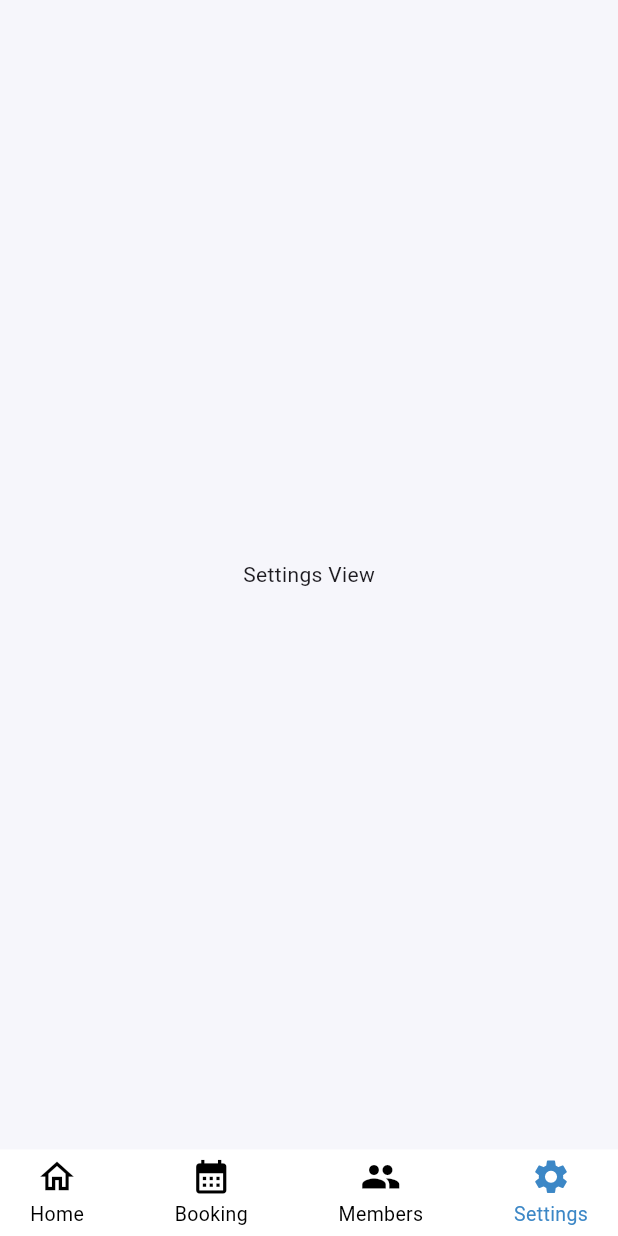
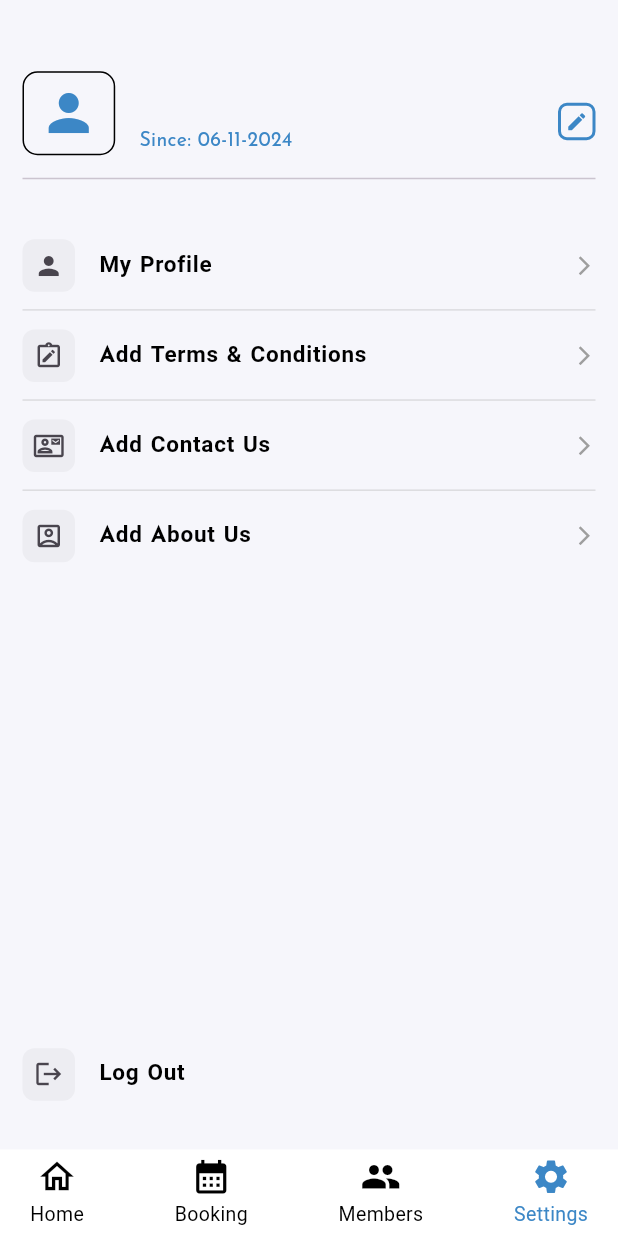
Before and after one commit to ihsankhan-752/Carvana-Admin-Panel, a Flutter app: the NavbarView screen opened by its route, item 4 of the bottom bar chosen, on a phone screen of 412 x 824 dp. Run offline on Flutter 3.47's test engine with Material 3 defaults, Android fonts, the phone set to English and light mode, and no system bars; our stand-ins replace cloud_firestore, firebase_auth, firebase_core, firebase_storage, fluttertoast, get and 3 more; accounts and stored records are empty.

Commit message:
Setting View Added

```diff
--- a/lib/models/admin_model.dart
+++ b/lib/models/admin_model.dart
@@ -4,11 +4,13 @@ class AdminModel {
   final String userId;
   final String username;
   final String email;
+  final String image;
   final DateTime memberSince;
 
   const AdminModel({
     required this.userId,
     required this.username,
+    required this.image,
     required this.email,
     required this.memberSince,
   });
@@ -17,6 +19,7 @@ class AdminModel {
     return {
       'userId': userId,
       'username': username,
+      'image': image,
       'email': email,
       'memberSince': memberSince,
     };
@@ -26,6 +29,7 @@ class AdminModel {
     return AdminModel(
       userId: map['userId'] as String,
       username: map['username'] as String,
+      image: map['image'] as String,
       email: map['email'] as String,
       memberSince: (map['memberSince'] as Timestamp).toDate(),
     );
--- a/lib/repository/auth_repository.dart
+++ b/lib/repository/auth_repository.dart
@@ -17,12 +17,14 @@ class AuthRepository {
     }
   }
 
-  Future<void> signUpUser({required String username, required String email, required String password}) async {
+  Future<void> signUpUser(
+      {required String username, required String email, required String password, required String image}) async {
     User? user = await _authServices.signUpWithEmail(email, password);
     if (user != null) {
       AdminModel adminModel = AdminModel(
         userId: FirebaseAuth.instance.currentUser!.uid,
         username: username,
+        image: image,
         email: email,
         memberSince: DateTime.now(),
       );
--- a/lib/view/navbar/navbar_view.dart
+++ b/lib/view/navbar/navbar_view.dart
@@ -4,6 +4,8 @@ import 'package:carnava_admin_panel/view/navbar/home/home_view.dart';
 import 'package:carnava_admin_panel/view/navbar/members/members_view.dart';
 import 'package:carnava_admin_panel/view/navbar/settings/settings_view.dart';
 import 'package:carnava_admin_panel/view/navbar/widgets/custom_tab_widget_navbar_view.dart';
+import 'package:carnava_admin_panel/view_model/controllers/auth_view_controller.dart';
+import 'package:firebase_auth/firebase_auth.dart';
 import 'package:flutter/material.dart';
 import 'package:get/get.dart';
 
@@ -18,6 +20,14 @@ class NavbarView extends StatefulWidget {
 
 class _NavbarViewState extends State<NavbarView> {
   int currentIndex = 0;
+  final AuthViewController authViewController = Get.put(AuthViewController());
+
+  @override
+  void initState() {
+    super.initState();
+    authViewController.fetchUserInformation(FirebaseAuth.instance.currentUser!.uid);
+  }
+
   @override
   Widget build(BuildContext context) {
     return Scaffold(
@@ -88,7 +98,7 @@ class _NavbarViewState extends State<NavbarView> {
           HomeView(),
           const BookingView(),
           MembersView(),
-          const SettingsView(),
+          SettingsView(),
         ],
       ),
     );
--- a/lib/view/navbar/settings/settings_view.dart
+++ b/lib/view/navbar/settings/settings_view.dart
@@ -1,13 +1,68 @@
+import 'package:carnava_admin_panel/models/admin_model.dart';
+import 'package:carnava_admin_panel/res/colors/app_colors.dart';
+import 'package:carnava_admin_panel/utils/utils.dart';
+import 'package:carnava_admin_panel/view/navbar/settings/widgets/admin_information_widget.dart';
+import 'package:carnava_admin_panel/view/navbar/settings/widgets/profile_list_tile_widget.dart';
+import 'package:carnava_admin_panel/view_model/controllers/auth_view_controller.dart';
 import 'package:flutter/material.dart';
+import 'package:get/get.dart';
 
 class SettingsView extends StatelessWidget {
-  const SettingsView({super.key});
+  SettingsView({super.key});
+  final AuthViewController authViewController = Get.put(AuthViewController());
 
   @override
   Widget build(BuildContext context) {
-    return Center(
-      child: Text("Settings View"
-          ""),
-    );
+    return Obx(() {
+      AdminModel? admin = authViewController.adminModel.value;
+      if (admin == null) {
+        return const Center(
+          child: CircularProgressIndicator(),
+        );
+      }
+      return SafeArea(
+        child: Padding(
+          padding: const EdgeInsets.symmetric(horizontal: 15, vertical: 20),
+          child: Column(
+            children: [
+              const SizedBox(height: 20),
+              AdminInformationWidget(admin: admin),
+              const Divider(),
+              const SizedBox(height: 20),
+              const ProfileListTileWidget(
+                title: "My Profile",
+                icon: Icons.person,
+              ),
+              Divider(color: AppColors.primaryGrey.withOpacity(0.3), height: 0.1),
+              const ProfileListTileWidget(
+                title: "Add Terms & Conditions",
+                icon: Icons.note_alt_outlined,
+              ),
+              Divider(color: AppColors.primaryGrey.withOpacity(0.3), height: 0.1),
+              const ProfileListTileWidget(
+                title: "Add Contact Us",
+                icon: Icons.contact_mail_outlined,
+              ),
+              Divider(color: AppColors.primaryGrey.withOpacity(0.3), height: 0.1),
+              const ProfileListTileWidget(
+                title: "Add About Us",
+                icon: Icons.account_box_outlined,
+              ),
+              const Spacer(),
+              ProfileListTileWidget(
+                onPressed: () {
+                  Utils.alertDialog("Are you sure to Log Out?", () {
+                    authViewController.signOut();
+                  });
+                },
+                title: "Log Out",
+                icon: Icons.logout,
+                isIconRequired: false,
+              )
+            ],
+          ),
+        ),
+      );
+    });
   }
 }
--- /dev/null
+++ b/lib/view/navbar/settings/widgets/admin_information_widget.dart
@@ -0,0 +1,63 @@
+import 'package:carnava_admin_panel/models/admin_model.dart';
+import 'package:flutter/material.dart';
+import 'package:get/get.dart';
+import 'package:intl/intl.dart';
+
+import '../../../../res/colors/app_colors.dart';
+import '../../../../res/text_styles/app_text_styles.dart';
+
+class AdminInformationWidget extends StatelessWidget {
+  final AdminModel admin;
+  const AdminInformationWidget({super.key, required this.admin});
+
+  @override
+  Widget build(BuildContext context) {
+    return ListTile(
+      contentPadding: EdgeInsets.zero,
+      leading: admin.image == ""
+          ? Container(
+              width: Get.width * 0.15,
+              decoration: BoxDecoration(
+                borderRadius: BorderRadius.circular(10),
+                border: Border.all(color: AppColors.primaryBlack),
+              ),
+              child: const Center(
+                child: Icon(Icons.person, size: 40, color: AppColors.primaryColor),
+              ),
+            )
+          : Container(
+              width: Get.width * 0.15,
+              decoration: BoxDecoration(
+                borderRadius: BorderRadius.circular(10),
+                image: DecorationImage(image: NetworkImage(admin.image)),
+              ),
+            ),
+      title: Text(admin.username, style: AppTextStyles.h1Bold.copyWith(fontWeight: FontWeight.w900, fontSize: 20)),
+      subtitle: Padding(
+        padding: const EdgeInsets.only(top: 05),
+        child: Text(
+          "Since: ${DateFormat('dd-MM-yyyy').format(admin.memberSince)}",
+          style: AppTextStyles.h1.copyWith(fontSize: 13, color: AppColors.primaryColor),
+        ),
+      ),
+      trailing: SizedBox(
+        width: 50,
+        child: Align(
+          alignment: Alignment.bottomRight,
+          child: Container(
+            margin: const EdgeInsets.only(bottom: 10),
+            height: 25,
+            width: 25,
+            decoration: BoxDecoration(
+              borderRadius: BorderRadius.circular(6),
+              border: Border.all(color: AppColors.primaryColor, width: 2),
+            ),
+            child: const Center(
+              child: Icon(Icons.edit, size: 15, color: AppColors.primaryColor),
+            ),
+          ),
+        ),
+      ),
+    );
+  }
+}
--- /dev/null
+++ b/lib/view/navbar/settings/widgets/profile_list_tile_widget.dart
@@ -0,0 +1,42 @@
+import 'package:flutter/material.dart';
+
+import '../../../../res/colors/app_colors.dart';
+import '../../../../res/text_styles/app_text_styles.dart';
+
+class ProfileListTileWidget extends StatelessWidget {
+  final String? title;
+  final IconData? icon;
+  final VoidCallback? onPressed;
+  final bool isIconRequired;
+  const ProfileListTileWidget({super.key, this.title, this.icon, this.onPressed, this.isIconRequired = true});
+
+  @override
+  Widget build(BuildContext context) {
+    return ListTile(
+      onTap: onPressed,
+      contentPadding: const EdgeInsets.symmetric(horizontal: 0, vertical: 2),
+      leading: Container(
+        height: 35,
+        width: 35,
+        decoration: BoxDecoration(
+          color: AppColors.primaryGrey.withOpacity(0.1),
+          borderRadius: BorderRadius.circular(8),
+        ),
+        child: Center(
+          child: Icon(icon, size: 20),
+        ),
+      ),
+      title: Text(
+        title!,
+        style: AppTextStyles.h1.copyWith(fontSize: 15, fontWeight: FontWeight.bold, fontFamily: 'normal'),
+      ),
+      trailing: isIconRequired
+          ? const Icon(
+              Icons.arrow_forward_ios,
+              size: 15,
+              color: AppColors.primaryGrey,
+            )
+          : const SizedBox(),
+    );
+  }
+}
--- a/lib/view_model/controllers/auth_view_controller.dart
+++ b/lib/view_model/controllers/auth_view_controller.dart
@@ -39,6 +39,7 @@ class AuthViewController extends GetxController {
         isLoading.value = true;
         await _authRepo.signUpUser(
           username: username,
+          image: "",
           email: email,
           password: password,
         );
@@ -82,4 +83,9 @@ class AuthViewController extends GetxController {
       Utils.toastMessage(e.toString());
     }
   }
+
+  Future<void> signOut() async {
+    await _authRepo.signOut();
+    Get.offNamed(RoutesName.loginView);
+  }
 }
--- a/pubspec.yaml
+++ b/pubspec.yaml
@@ -47,6 +47,7 @@ dependencies:
   image_picker: ^1.1.2
   http: ^1.2.2
   flutter_toggle_tab: ^1.4.1
+  intl: ^0.19.0
 
 dev_dependencies:
   flutter_test:
```
Also changed, not shown: pubspec.lock.
